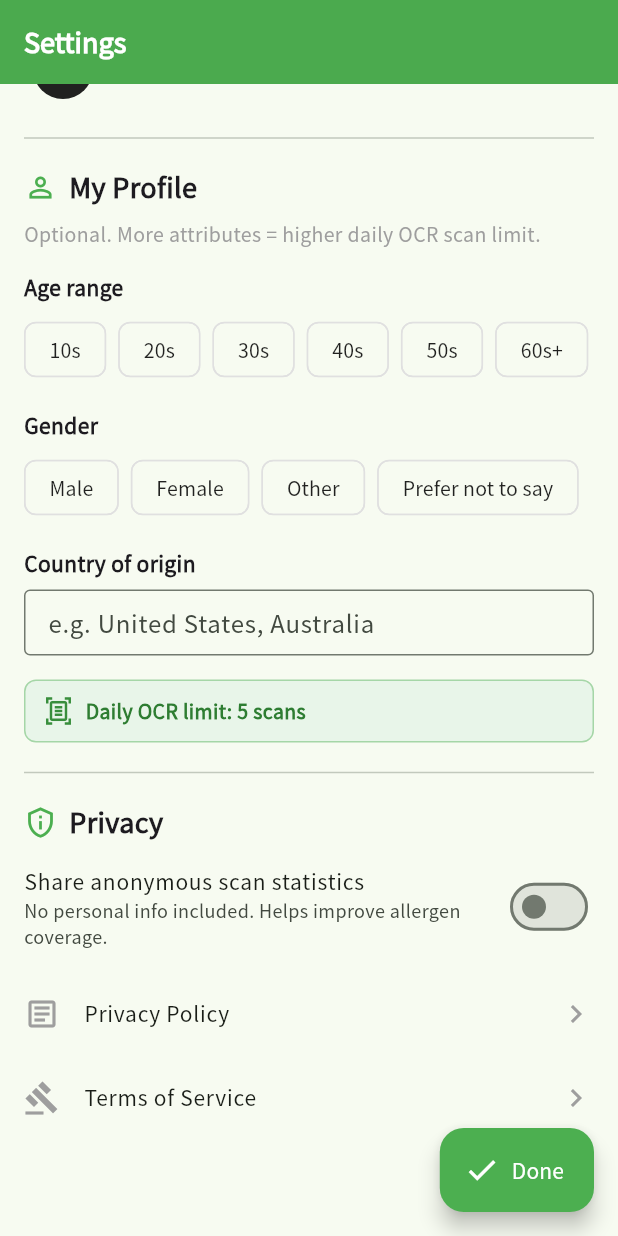
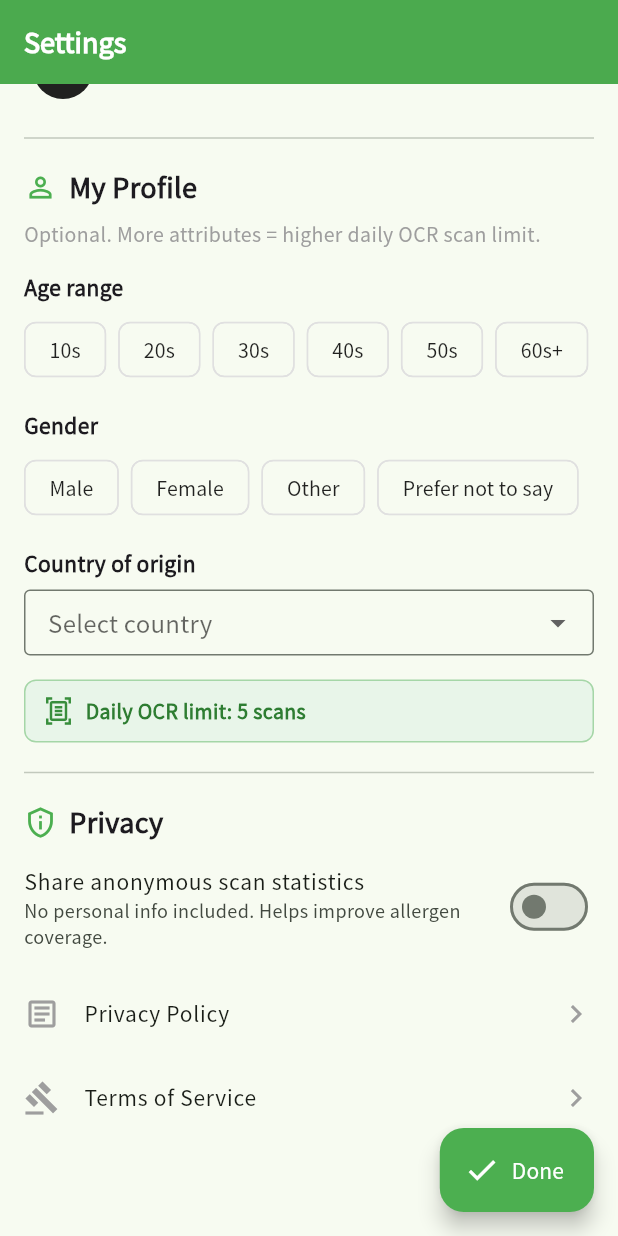
Before and after one commit to sentarou22306-maker/safe-eat, a Flutter app: the SettingsScreen screen opened by its route, scrolled down 1866 dp, on a phone screen of 412 x 824 dp. Run offline on Flutter 3.47's test engine with Material 3 defaults, Android fonts, the phone set to English and light mode, and no system bars; our stand-ins replace flutter_dotenv, go_router, google_fonts, image_picker, shared_preferences, supabase_flutter; missing offline and left inert: google_mlkit_text_recognition, mobile_scanner; accounts and stored records are empty.

Commit message:
Fix medium/high UX issues: allergen display, hardcoded strings, country dropdown, OCR reset time
- product_detail: wrap Scaffold in ValueListenableBuilder for live language switching
- product_detail: replace hardcoded '商品詳細/Details', 'アレルギー情報/Allergens',
  'WARNING/警告', 'JANコード/Barcode' with t() calls
- product_detail: extract allergen keys from raw OFA ingredients for clean chip display;
  deduplicate and show canonical allergen names with localized labels
- product_detail: show localized allergen names in SAFE/DANGER banner and WARNING card
- product_detail: add collapsible raw ingredient accordion for OFA products
- product_detail: remove unused _matchesAllergen and _translateIngredient methods
- settings: replace country free-text field with ranked dropdown of top 20 visitor countries
  (South Korea, China, Taiwan, US, … + Other) with EN/JA/ZH labels
- barcode_scan: add 'Resets at midnight' note to OCR limit dialog
- onboarding: add zh translation for 'Review & Start' button

Co-Authored-By: Claude Sonnet 4.6 <noreply@anthropic.com>

```diff
--- a/lib/screens/barcode_scan_screen.dart
+++ b/lib/screens/barcode_scan_screen.dart
@@ -233,6 +233,11 @@ class _BarcodeScanScreenState extends State<BarcodeScanScreen> {
               _limitRow(t('+ Gender', '+ 性別', zh: '+ 性别'), '18'),
               _limitRow(t('+ Country', '+ 出身国', zh: '+ 国籍'), '30'),
               _limitRow(t('+ Analytics consent', '+ アナリティクス同意', zh: '+ 统计同意'), '+5'),
+              const SizedBox(height: 8),
+              Text(
+                t('Resets at midnight daily.', '毎日深夜0時にリセットされます。', zh: '每天午夜重置。'),
+                style: TextStyle(fontSize: 11, color: Colors.grey.shade600),
+              ),
             ],
           ),
           actions: [
--- a/lib/screens/onboarding_screen.dart
+++ b/lib/screens/onboarding_screen.dart
@@ -433,7 +433,7 @@ class _OnboardingScreenState extends State<OnboardingScreen> {
         Padding(
           padding: const EdgeInsets.fromLTRB(24, 8, 24, 24),
           child: _primaryButton(
-            t('Review & Start', '確認して始める'),
+            t('Review & Start', '確認して始める', zh: '确认并开始'),
             _nextPage,
           ),
         ),
--- a/lib/screens/settings_screen.dart
+++ b/lib/screens/settings_screen.dart
@@ -3,6 +3,29 @@ import 'package:go_router/go_router.dart';
 import 'package:shared_preferences/shared_preferences.dart';
 import '../theme_settings.dart';
 import '../services/rate_limit_service.dart';
+
+const _kCountries = [
+  ('South Korea',   '韓国',         '韩国'),
+  ('China',         '中国',         '中国'),
+  ('Taiwan',        '台湾',         '台湾'),
+  ('United States', 'アメリカ',     '美国'),
+  ('Hong Kong',     '香港',         '香港'),
+  ('Thailand',      'タイ',         '泰国'),
+  ('Australia',     'オーストラリア','澳大利亚'),
+  ('Vietnam',       'ベトナム',     '越南'),
+  ('United Kingdom','イギリス',     '英国'),
+  ('Canada',        'カナダ',       '加拿大'),
+  ('France',        'フランス',     '法国'),
+  ('Germany',       'ドイツ',       '德国'),
+  ('Singapore',     'シンガポール', '新加坡'),
+  ('India',         'インド',       '印度'),
+  ('Malaysia',      'マレーシア',   '马来西亚'),
+  ('Indonesia',     'インドネシア', '印度尼西亚'),
+  ('Philippines',   'フィリピン',   '菲律宾'),
+  ('Italy',         'イタリア',     '意大利'),
+  ('Spain',         'スペイン',     '西班牙'),
+  ('Other',         'その他',       '其他'),
+];
 
 class SettingsScreen extends StatefulWidget {
   const SettingsScreen({super.key});
@@ -13,10 +36,10 @@ class SettingsScreen extends StatefulWidget {
 
 class _SettingsScreenState extends State<SettingsScreen> {
   final _customController = TextEditingController();
-  final _countryController = TextEditingController();
   bool _analyticsConsent = false;
   String? _ageRange;
   String? _gender;
+  String? _selectedCountry;
   int _ocrLimit = 5;
 
   @override
@@ -27,7 +50,7 @@ class _SettingsScreenState extends State<SettingsScreen> {
         _analyticsConsent = prefs.getBool('analytics_consent') ?? false;
         _ageRange = prefs.getString('profile_age_range');
         _gender = prefs.getString('profile_gender');
-        _countryController.text = prefs.getString('profile_country') ?? '';
+        _selectedCountry = prefs.getString('profile_country');
       });
       getDailyOcrLimit().then((limit) {
         if (mounted) setState(() => _ocrLimit = limit);
@@ -38,7 +61,6 @@ class _SettingsScreenState extends State<SettingsScreen> {
   @override
   void dispose() {
     _customController.dispose();
-    _countryController.dispose();
     super.dispose();
   }
 
@@ -484,22 +506,33 @@ class _SettingsScreenState extends State<SettingsScreen> {
                 style: const TextStyle(fontSize: 14, fontWeight: FontWeight.w600),
               ),
               const SizedBox(height: 8),
-              TextField(
-                controller: _countryController,
+              DropdownButtonFormField<String>(
+                initialValue: _selectedCountry,
                 decoration: InputDecoration(
-                  hintText: t(
-                    'e.g. United States, Australia',
-                    '例: United States、Australia',
-                    zh: '例如：中国、日本',
-                  ),
                   border: const OutlineInputBorder(),
                   isDense: true,
                   contentPadding: const EdgeInsets.symmetric(
                       horizontal: 12, vertical: 10),
+                  hintText: t('Select country', '国を選択', zh: '选择国家'),
                 ),
+                items: _kCountries.map((c) {
+                  final (en, ja, zh) = c;
+                  final label = switch (appLanguage.value) {
+                    'ja' => ja,
+                    'zh' => zh,
+                    _ => en,
+                  };
+                  return DropdownMenuItem<String>(
+                      value: en, child: Text(label));
+                }).toList(),
                 onChanged: (val) async {
+                  setState(() => _selectedCountry = val);
                   final prefs = await SharedPreferences.getInstance();
-                  await prefs.setString('profile_country', val.trim());
+                  if (val != null) {
+                    await prefs.setString('profile_country', val);
+                  } else {
+                    await prefs.remove('profile_country');
+                  }
                   await _saveProfile();
                 },
               ),
```
Also changed, not shown: lib/screens/product_detail_screen.dart (+99 -60 lines).
